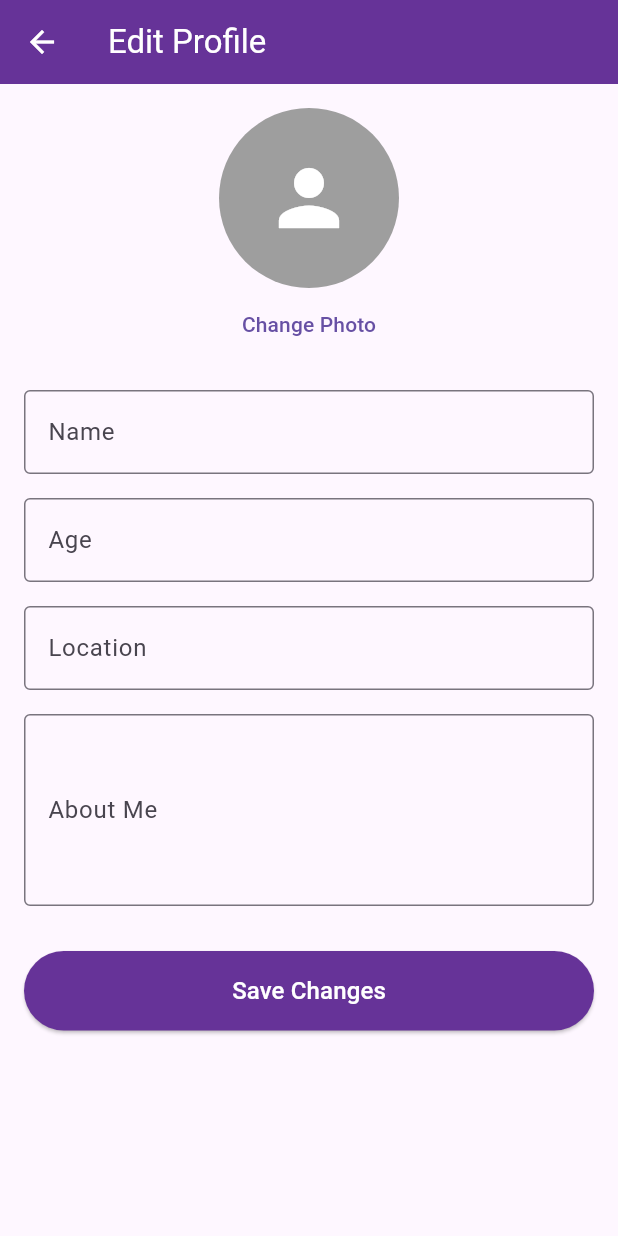
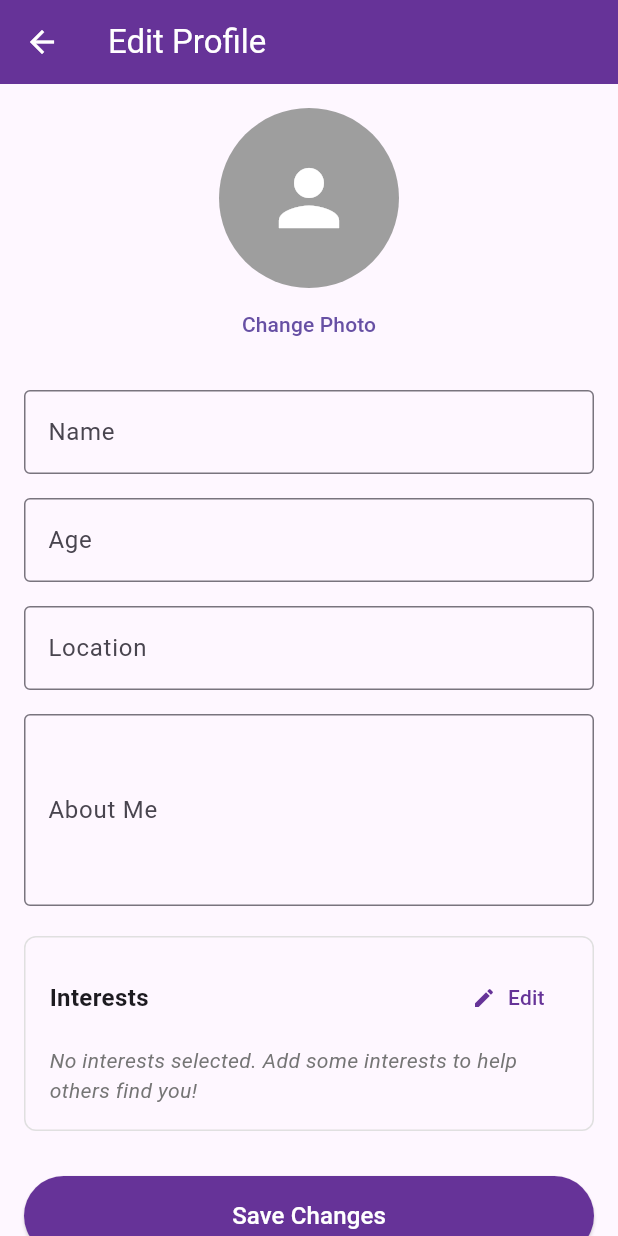
Before and after one commit to owen-ho/elderizz, a Flutter app: the EditProfilePage screen opened directly, on a phone screen of 412 x 824 dp. Run offline on Flutter 3.47's test engine with Material 3 defaults, Android fonts, the phone set to English and light mode, and no system bars; our stand-ins replace image_picker, supabase_flutter; accounts and stored records are empty.

Commit message:
Edit interests from profile

```diff
--- a/lib/main.dart
+++ b/lib/main.dart
@@ -5,6 +5,7 @@ import 'dart:io';
 import 'services/supabase_service.dart';
 import 'screens/auth_screen.dart';
 import 'screens/profile_completion_flow.dart';
+import 'screens/interests_management_page.dart';
 import 'models/profile_completion_models.dart';
 
 const appTheme = Color.fromRGBO(102, 51, 152, 1);
@@ -3618,6 +3619,95 @@ class _EditProfilePageState extends State<EditProfilePage> {
     });
   }
 
+  Widget _buildInterestsSection() {
+    final currentProfile = widget.currentProfile;
+    final userInterests = currentProfile?.interests ?? [];
+
+    return Container(
+      decoration: BoxDecoration(
+        border: Border.all(color: Colors.grey.shade300),
+        borderRadius: BorderRadius.circular(8),
+      ),
+      padding: const EdgeInsets.all(16),
+      child: Column(
+        crossAxisAlignment: CrossAxisAlignment.start,
+        children: [
+          Row(
+            mainAxisAlignment: MainAxisAlignment.spaceBetween,
+            children: [
+              const Text(
+                'Interests',
+                style: TextStyle(fontSize: 16, fontWeight: FontWeight.bold),
+              ),
+              TextButton.icon(
+                onPressed: () async {
+                  final result = await Navigator.push(
+                    context,
+                    MaterialPageRoute(
+                      builder: (context) => const InterestsManagementPage(),
+                    ),
+                  );
+                  // Optionally refresh profile data if interests were updated
+                  if (result != null) {
+                    // You could call a refresh method here if needed
+                  }
+                },
+                icon: const Icon(Icons.edit, size: 16),
+                label: const Text('Edit'),
+                style: TextButton.styleFrom(foregroundColor: appTheme),
+              ),
+            ],
+          ),
+          const SizedBox(height: 8),
+          if (userInterests.isEmpty)
+            Text(
+              'No interests selected. Add some interests to help others find you!',
+              style: TextStyle(
+                color: Colors.grey.shade600,
+                fontStyle: FontStyle.italic,
+              ),
+            )
+          else
+            Wrap(
+              spacing: 8,
+              runSpacing: 8,
+              children: userInterests.map((interest) {
+                return Container(
+                  padding: const EdgeInsets.symmetric(
+                    horizontal: 12,
+                    vertical: 6,
+                  ),
+                  decoration: BoxDecoration(
+                    color: getMaterialColor(appTheme).shade100,
+                    borderRadius: BorderRadius.circular(20),
+                    border: Border.all(
+                      color: getMaterialColor(appTheme).shade300,
+                    ),
+                  ),
+                  child: Row(
+                    mainAxisSize: MainAxisSize.min,
+                    children: [
+                      if (interest.icon != null) ...[
+                        Text(interest.icon!),
+                        const SizedBox(width: 4),
+                      ],
+                      Text(
+                        interest.name,
+                        style: TextStyle(
+                          color: appTheme,
+                          fontWeight: FontWeight.w500,
+                        ),
+                      ),
+                    ],
+                  ),
+                );
+              }).toList(),
+            ),
+        ],
+      ),
+    );
+  }
+
   @override
   Widget build(BuildContext context) {
     return Scaffold(
@@ -3669,6 +3759,8 @@ class _EditProfilePageState extends State<EditProfilePage> {
               ),
               maxLines: 4,
             ),
+            const SizedBox(height: 20),
+            _buildInterestsSection(),
             const SizedBox(height: 30),
             SizedBox(
               width: double.infinity,
```
